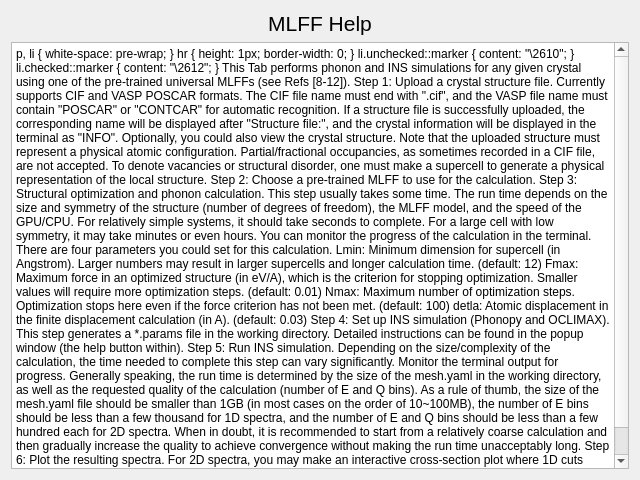
Before: the Qt Designer form src/inspired/gui/help_mlff.ui in neutrons/inspired, drawn with Qt 5.
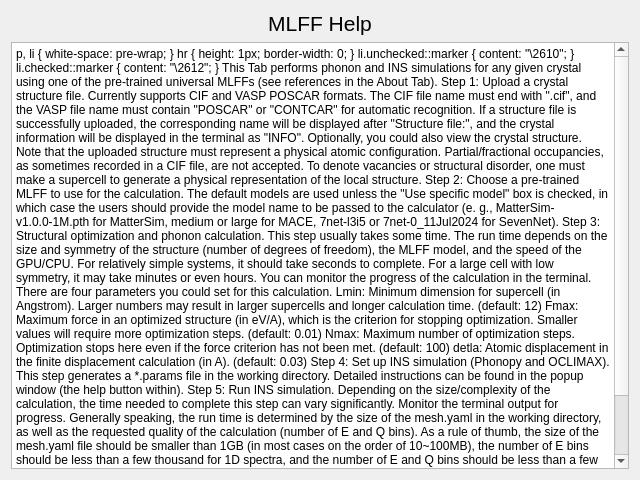
After: the same form once the commit is applied.

Commit message: new dft database and mlff

```diff
--- a/src/inspired/gui/help_mlff.ui
+++ b/src/inspired/gui/help_mlff.ui
@@ -31,11 +31,11 @@
 li.unchecked::marker { content: &quot;\2610&quot;; }
 li.checked::marker { content: &quot;\2612&quot;; }
 &lt;/style&gt;&lt;/head&gt;&lt;body style=&quot; font-family:'Segoe UI'; font-size:9pt; font-weight:400; font-style:normal;&quot;&gt;
-&lt;p style=&quot; margin-top:0px; margin-bottom:0px; margin-left:0px; margin-right:0px; -qt-block-indent:0; text-indent:0px;&quot;&gt;&lt;span style=&quot; font-size:12pt;&quot;&gt;This Tab performs phonon and INS simulations for any given crystal using one of the pre-trained universal MLFFs (see Refs [8-12]). &lt;/span&gt;&lt;/p&gt;
+&lt;p style=&quot; margin-top:0px; margin-bottom:0px; margin-left:0px; margin-right:0px; -qt-block-indent:0; text-indent:0px;&quot;&gt;&lt;span style=&quot; font-size:12pt;&quot;&gt;This Tab performs phonon and INS simulations for any given crystal using one of the pre-trained universal MLFFs (see references in the About Tab). &lt;/span&gt;&lt;/p&gt;
 &lt;p style=&quot;-qt-paragraph-type:empty; margin-top:0px; margin-bottom:0px; margin-left:0px; margin-right:0px; -qt-block-indent:0; text-indent:0px; font-size:12pt;&quot;&gt;&lt;br /&gt;&lt;/p&gt;
 &lt;p style=&quot; margin-top:0px; margin-bottom:0px; margin-left:0px; margin-right:0px; -qt-block-indent:0; text-indent:0px;&quot;&gt;&lt;span style=&quot; font-size:12pt;&quot;&gt;Step 1: Upload a crystal structure file. Currently supports CIF and VASP POSCAR formats. The CIF file name must end with &amp;quot;.cif&amp;quot;, and the VASP file name must contain &amp;quot;POSCAR&amp;quot; or &amp;quot;CONTCAR&amp;quot; for automatic recognition. If a structure file is successfully uploaded, the corresponding name will be displayed after &amp;quot;Structure file:&amp;quot;, and the crystal information will be displayed in the terminal as &amp;quot;INFO&amp;quot;. Optionally, you could also view the crystal structure. Note that the uploaded structure must represent a physical atomic configuration. Partial/fractional occupancies, as sometimes recorded in a CIF file, are not accepted. To denote vacancies or structural disorder, one must make a supercell to generate a physical representation of the local structure.&lt;/span&gt;&lt;/p&gt;
 &lt;p style=&quot;-qt-paragraph-type:empty; margin-top:0px; margin-bottom:0px; margin-left:0px; margin-right:0px; -qt-block-indent:0; text-indent:0px; font-size:12pt;&quot;&gt;&lt;br /&gt;&lt;/p&gt;
-&lt;p style=&quot; margin-top:0px; margin-bottom:0px; margin-left:0px; margin-right:0px; -qt-block-indent:0; text-indent:0px;&quot;&gt;&lt;span style=&quot; font-size:12pt;&quot;&gt;Step 2: Choose a pre-trained MLFF to use for the calculation.&lt;/span&gt;&lt;/p&gt;
+&lt;p style=&quot; margin-top:0px; margin-bottom:0px; margin-left:0px; margin-right:0px; -qt-block-indent:0; text-indent:0px;&quot;&gt;&lt;span style=&quot; font-size:12pt;&quot;&gt;Step 2: Choose a pre-trained MLFF to use for the calculation. The default models are used unless the &amp;quot;Use specific model&amp;quot; box is checked, in which case the users should provide the model name to be passed to the calculator (e. g., MatterSim-v1.0.0-1M.pth for MatterSim, medium or large for MACE, 7net-l3i5 or 7net-0_11Jul2024 for SevenNet).&lt;/span&gt;&lt;/p&gt;
 &lt;p style=&quot;-qt-paragraph-type:empty; margin-top:0px; margin-bottom:0px; margin-left:0px; margin-right:0px; -qt-block-indent:0; text-indent:0px; font-size:12pt;&quot;&gt;&lt;br /&gt;&lt;/p&gt;
 &lt;p style=&quot; margin-top:0px; margin-bottom:0px; margin-left:0px; margin-right:0px; -qt-block-indent:0; text-indent:0px;&quot;&gt;&lt;span style=&quot; font-size:12pt;&quot;&gt;Step 3: Structural optimization and phonon calculation. This step usually takes some time. The run time depends on the size and symmetry of the structure (number of degrees of freedom), the MLFF model, and the speed of the GPU/CPU. For relatively simple systems, it should take seconds to complete. For a large cell with low symmetry, it may take minutes or even hours. You can monitor the progress of the calculation in the terminal. There are four parameters you could set for this calculation.&lt;/span&gt;&lt;/p&gt;
 &lt;p style=&quot;-qt-paragraph-type:empty; margin-top:0px; margin-bottom:0px; margin-left:0px; margin-right:0px; -qt-block-indent:0; text-indent:0px; font-size:12pt;&quot;&gt;&lt;br /&gt;&lt;/p&gt;
```
The commit also changes 30 other files.
